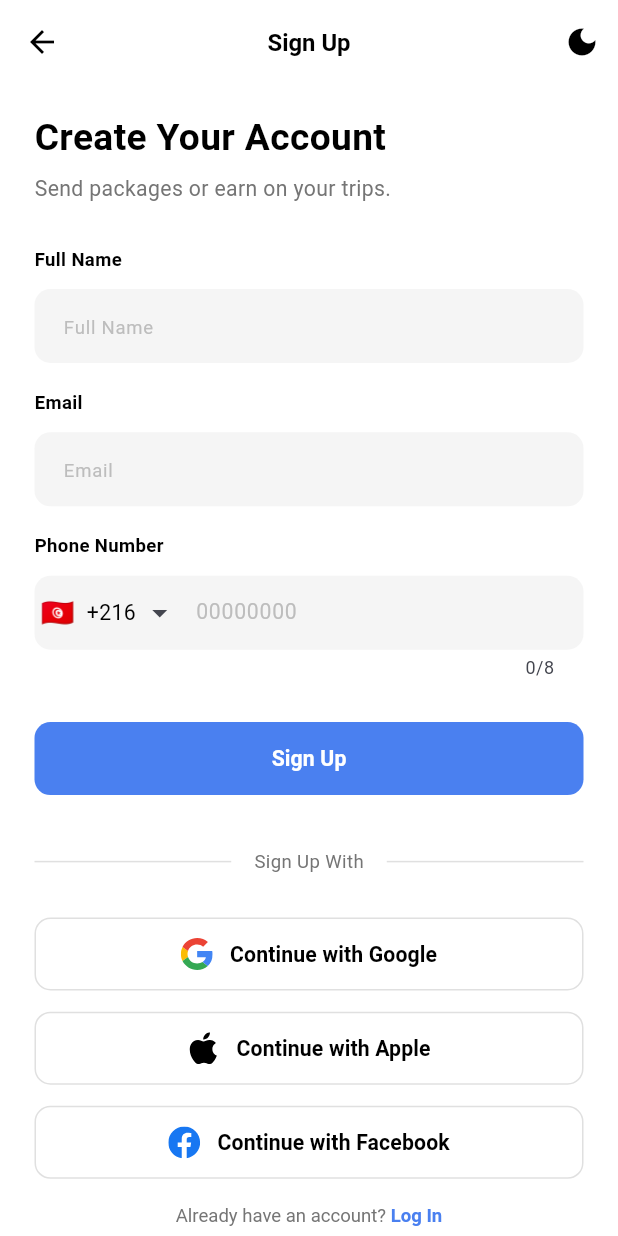
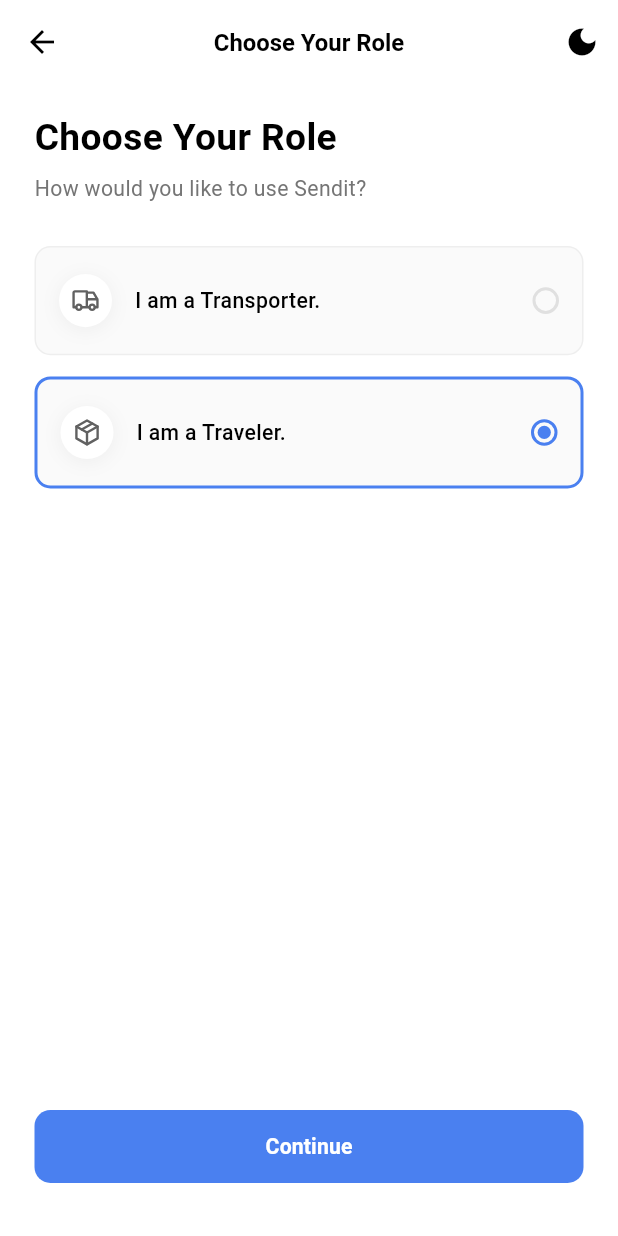
Before and after one commit to srsakilhossen302/raouf26-Mobile-App, a Flutter app: the screen it shows after launch, after a tap on "Create Account", on a phone screen of 412 x 824 dp. Run offline on Flutter 3.47's test engine with Material 3 defaults, Android fonts, the phone set to English and light mode, and no system bars; drawn by our look-alikes of intl_phone_field; our stand-ins replace flutter_screenutil, flutter_svg, get.

Commit message:
feat(onboarding): add role selection screen for transporter and traveler
- Introduce new ChooseRoleScreen to allow users to select between transporter and traveler roles
- Add transporter and traveler SVG icons to AppIcons
- Modify onboarding screen to navigate to role selection instead of direct signup
- Implement role selection UI with visual feedback and dark mode support

```diff
--- a/lib/Utils/AppIcons/app_icons.dart
+++ b/lib/Utils/AppIcons/app_icons.dart
@@ -4,4 +4,6 @@ class AppIcons {
   static const String google = "$basePath/Google-icons.svg";
   static const String apple = "$basePath/Apple-icons.svg";
   static const String facebook = "$basePath/Facebook-icons.svg";
+  static const String transporte = "$basePath/Transporter.svg";
+  static const String traveler = "$basePath/Traveler.svg";
 }
--- /dev/null
+++ b/lib/View/Screen/ChooseRoleScreen/choose_role_screen.dart
@@ -0,0 +1,215 @@
+import 'package:flutter/material.dart';
+import 'package:flutter_screenutil/flutter_screenutil.dart';
+import 'package:flutter_svg/flutter_svg.dart';
+import 'package:get/get.dart';
+import '../../../Utils/AppIcons/app_icons.dart';
+import '../SignUpScreen/signup_screen.dart';
+
+class ChooseRoleScreen extends StatefulWidget {
+  const ChooseRoleScreen({super.key});
+
+  @override
+  State<ChooseRoleScreen> createState() => _ChooseRoleScreenState();
+}
+
+class _ChooseRoleScreenState extends State<ChooseRoleScreen> {
+  String selectedRole = "Traveler"; // Default selection
+
+  @override
+  Widget build(BuildContext context) {
+    bool isDarkMode = Theme.of(context).brightness == Brightness.dark;
+
+    return Scaffold(
+      backgroundColor: isDarkMode ? const Color(0xFF121212) : Colors.white,
+      appBar: AppBar(
+        backgroundColor: Colors.transparent,
+        elevation: 0,
+        leading: IconButton(
+          icon: Icon(
+            Icons.arrow_back,
+            color: isDarkMode ? Colors.white : Colors.black,
+          ),
+          onPressed: () => Get.back(),
+        ),
+        title: Text(
+          "Choose Your Role",
+          style: TextStyle(
+            color: isDarkMode ? Colors.white : Colors.black,
+            fontSize: 18.sp,
+            fontWeight: FontWeight.w600,
+          ),
+        ),
+        centerTitle: true,
+        actions: [
+          IconButton(
+            icon: Icon(
+              isDarkMode ? Icons.light_mode : Icons.dark_mode,
+              color: isDarkMode ? Colors.white : Colors.black,
+            ),
+            onPressed: () {
+              Get.changeThemeMode(
+                isDarkMode ? ThemeMode.light : ThemeMode.dark,
+              );
+            },
+          ),
+        ],
+      ),
+      body: Padding(
+        padding: EdgeInsets.symmetric(horizontal: 24.w),
+        child: Column(
+          crossAxisAlignment: CrossAxisAlignment.start,
+          children: [
+            SizedBox(height: 20.h),
+            Text(
+              "Choose Your Role",
+              style: TextStyle(
+                fontSize: 28.sp,
+                fontWeight: FontWeight.bold,
+                color: isDarkMode ? Colors.white : Colors.black,
+              ),
+            ),
+            SizedBox(height: 8.h),
+            Text(
+              "How would you like to use Sendit?",
+              style: TextStyle(
+                fontSize: 16.sp,
+                color: isDarkMode ? Colors.white70 : Colors.grey.shade600,
+              ),
+            ),
+            SizedBox(height: 32.h),
+            _roleOption(
+              title: "I am a Transporter.",
+              icon: AppIcons.transporte,
+              role: "Transporter",
+              isDarkMode: isDarkMode,
+            ),
+            SizedBox(height: 16.h),
+            _roleOption(
+              title: "I am a Traveler.",
+              icon: AppIcons.traveler,
+              role: "Traveler",
+              isDarkMode: isDarkMode,
+            ),
+            const Spacer(),
+            SizedBox(
+              width: double.infinity,
+              height: 55.h,
+              child: ElevatedButton(
+                onPressed: () => Get.to(() => const SignUpScreen()),
+                style: ElevatedButton.styleFrom(
+                  backgroundColor: const Color(0xFF4A80F0),
+                  shape: RoundedRectangleBorder(
+                    borderRadius: BorderRadius.circular(12.r),
+                  ),
+                  elevation: 0,
+                ),
+                child: Text(
+                  "Continue",
+                  style: TextStyle(
+                    color: Colors.white,
+                    fontSize: 16.sp,
+                    fontWeight: FontWeight.w600,
+                  ),
+                ),
+              ),
+            ),
+            SizedBox(height: 40.h),
+          ],
+        ),
+      ),
+    );
+  }
+
+  Widget _roleOption({
+    required String title,
+    required String icon,
+    required String role,
+    required bool isDarkMode,
+  }) {
+    bool isSelected = selectedRole == role;
+
+    return GestureDetector(
+      onTap: () {
+        setState(() {
+          selectedRole = role;
+        });
+      },
+      child: Container(
+        padding: EdgeInsets.symmetric(horizontal: 16.w, vertical: 20.h),
+        decoration: BoxDecoration(
+          color: isDarkMode ? Colors.white.withOpacity(0.05) : Colors.grey.shade50,
+          borderRadius: BorderRadius.circular(12.r),
+          border: Border.all(
+            color: isSelected
+                ? const Color(0xFF4A80F0)
+                : (isDarkMode ? Colors.white12 : Colors.grey.shade200),
+            width: isSelected ? 2 : 1,
+          ),
+        ),
+        child: Row(
+          children: [
+            Container(
+              padding: EdgeInsets.all(8.r),
+              decoration: BoxDecoration(
+                color: isDarkMode ? Colors.white10 : Colors.white,
+                shape: BoxShape.circle,
+                boxShadow: isDarkMode
+                    ? []
+                    : [
+                        BoxShadow(
+                          color: Colors.black.withOpacity(0.05),
+                          blurRadius: 10,
+                          offset: const Offset(0, 2),
+                        ),
+                      ],
+              ),
+              child: SvgPicture.asset(
+                icon,
+                height: 24.r,
+                width: 24.r,
+                colorFilter: ColorFilter.mode(
+                  isDarkMode ? Colors.white70 : Colors.grey.shade700,
+                  BlendMode.srcIn,
+                ),
+              ),
+            ),
+            SizedBox(width: 16.w),
+            Expanded(
+              child: Text(
+                title,
+                style: TextStyle(
+                  fontSize: 16.sp,
+                  fontWeight: FontWeight.w500,
+                  color: isDarkMode ? Colors.white : Colors.black,
+                ),
+              ),
+            ),
+            Container(
+              height: 20.r,
+              width: 20.r,
+              decoration: BoxDecoration(
+                shape: BoxShape.circle,
+                border: Border.all(
+                  color: isSelected ? const Color(0xFF4A80F0) : Colors.grey.shade300,
+                  width: 2,
+                ),
+              ),
+              child: isSelected
+                  ? Center(
+                      child: Container(
+                        height: 10.r,
+                        width: 10.r,
+                        decoration: const BoxDecoration(
+                          color: Color(0xFF4A80F0),
+                          shape: BoxShape.circle,
+                        ),
+                      ),
+                    )
+                  : null,
+            ),
+          ],
+        ),
+      ),
+    );
+  }
+}
--- a/lib/View/Screen/OnboardingScreen/onboarding_screen.dart
+++ b/lib/View/Screen/OnboardingScreen/onboarding_screen.dart
@@ -6,6 +6,7 @@ import '../../../Utils/AppIcons/app_icons.dart';
 import '../../../Utils/AppImg/app_img.dart';
 import '../LogInScreen/login_screen.dart';
 import '../SignUpScreen/signup_screen.dart';
+import '../ChooseRoleScreen/choose_role_screen.dart';
 
 class OnboardingScreen extends StatefulWidget {
   const OnboardingScreen({super.key});
@@ -207,7 +208,7 @@ class _OnboardingScreenState extends State<OnboardingScreen> {
                               height: 55.h,
                               child: ElevatedButton(
                                 onPressed: () =>
-                                    Get.to(() => const SignUpScreen()),
+                                    Get.to(() => const ChooseRoleScreen()),
                                 style: ElevatedButton.styleFrom(
                                   backgroundColor: const Color(0xFF4A80F0),
                                   shape: RoundedRectangleBorder(
```
